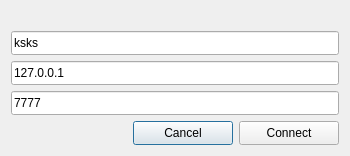
Qt form QtChatClient/settingmenu.ui (imitatehappiness/QtChat) before a commit.
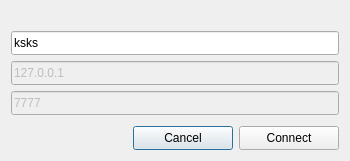
The same form after that commit.

Diff of the .ui file:
```diff
--- a/QtChatClient/settingmenu.ui
+++ b/QtChatClient/settingmenu.ui
@@ -7,7 +7,7 @@
     <x>0</x>
     <y>0</y>
     <width>350</width>
-    <height>142</height>
+    <height>161</height>
    </rect>
   </property>
   <property name="windowTitle">
@@ -53,6 +53,9 @@
      </item>
      <item>
       <widget class="QLineEdit" name="lE_host">
+       <property name="enabled">
+        <bool>false</bool>
+       </property>
        <property name="sizePolicy">
         <sizepolicy hsizetype="Expanding" vsizetype="Minimum">
          <horstretch>0</horstretch>
@@ -75,6 +78,9 @@
      </item>
      <item>
       <widget class="QLineEdit" name="lE_port">
+       <property name="enabled">
+        <bool>false</bool>
+       </property>
        <property name="sizePolicy">
         <sizepolicy hsizetype="Expanding" vsizetype="Minimum">
          <horstretch>0</horstretch>
```
